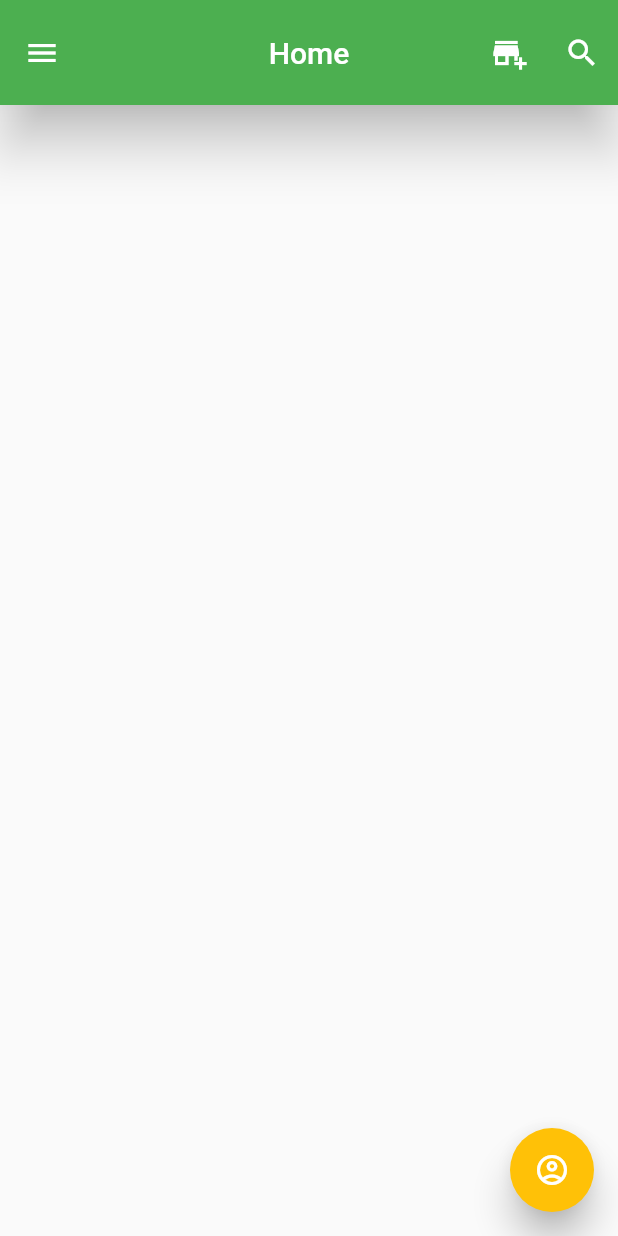
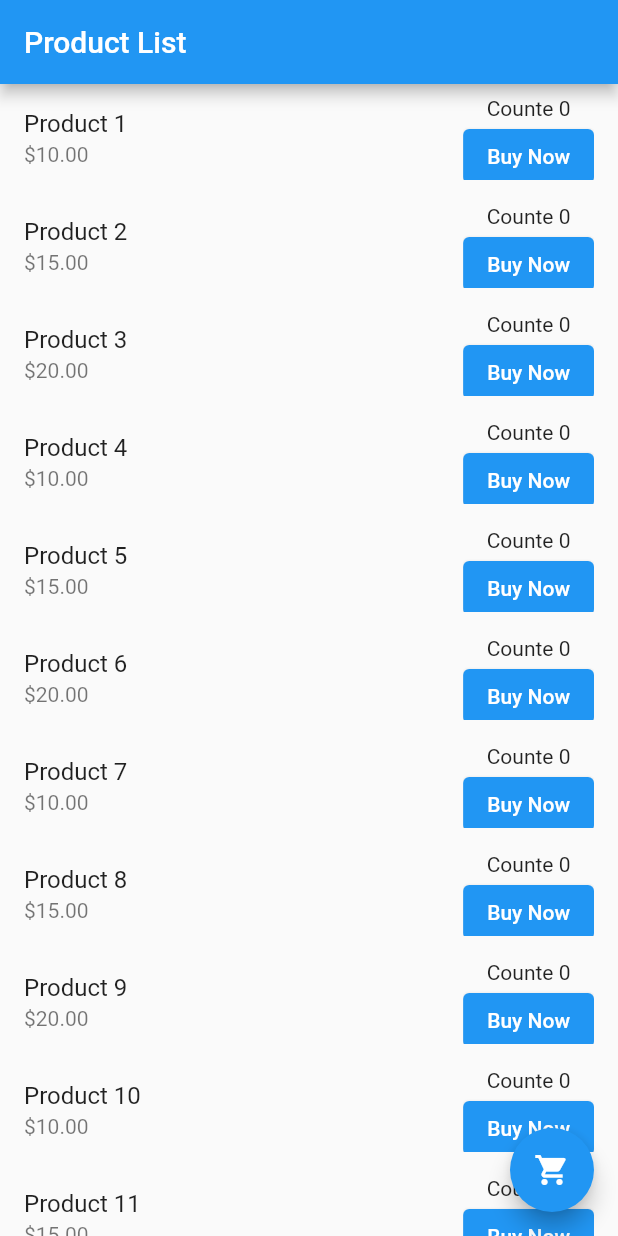
Before and after one commit to Dibratanath/Module_7, a Flutter app: the screen it shows after launch, on a phone screen of 412 x 824 dp. Run offline on Flutter 3.47's test engine with Material 2 defaults, Android fonts, the phone set to English and light mode, and no system bars.

Commit message:
Update main.dart

```diff
--- a/lib/main.dart
+++ b/lib/main.dart
@@ -1,54 +1,157 @@
 import 'package:flutter/material.dart';
 
-void main(){
-  runApp(const Myapp());
+void main() {
+  runApp(MyApp());
 }
-class Myapp extends StatelessWidget{
-  const Myapp({super.key});
+
+class Product {
+  final String name;
+  final double price;
+  int quantity;
+
+  Product(this.name, this.price, this.quantity);
+}
+
+class MyApp extends StatelessWidget {
+  @override
+  Widget build(BuildContext context) {
+    return MaterialApp(
+      home: ProductList(),
+    );
+  }
+}
+
+class ProductList extends StatefulWidget {
+  @override
+  _ProductListState createState() => _ProductListState();
+}
+
+class _ProductListState extends State<ProductList> {
+  // //List<Product> products = List.generate(20, (index) => Product("Product", 10.0, 0));
+  //   List<Product> products = List.generate(20, (index) => Product("Product s", 10.0, 0));
+  List<Product> productss = [
+    Product("Product 1", 10.0, 0),
+    Product("Product 2", 15.0, 0),
+    Product("Product 3", 20.0, 0),
+    Product("Product 4", 10.0, 0),
+    Product("Product 5", 15.0, 0),
+    Product("Product 6", 20.0, 0),
+    Product("Product 7", 10.0, 0),
+    Product("Product 8", 15.0, 0),
+    Product("Product 9", 20.0, 0),
+    Product("Product 10", 10.0, 0),
+    Product("Product 11", 15.0, 0),
+    Product("Product 12", 20.0, 0),
+    Product("Product 13", 10.0, 0),
+    Product("Product 14", 15.0, 0),
+    Product("Product 15", 20.0, 0),
+    Product("Product 16", 10.0, 0),
+    Product("Product 17", 15.0, 0),
+    Product("Product 18", 20.0, 0),
+    Product("Product 19", 15.0, 0),
+    Product("Product 20", 20.0, 0),
+  ];
 
   @override
   Widget build(BuildContext context) {
-    return  MaterialApp(
-       debugShowCheckedModeBanner: false,
-        theme: ThemeData(primarySwatch: Colors.green),
-        home: HomeActivity()
+    return Scaffold(
+      appBar: AppBar(
+        title: Text('Product List'),
 
+      ),
+      floatingActionButton: FloatingActionButton(
+        onPressed: () {
+          Navigator.push(
+            context,
+            MaterialPageRoute(
+              builder: (context) => CartPage(productss),
+            ),
+          );
+        },
+        child: Icon(Icons.shopping_cart)
+      ),
+      body: ListView.builder(
+        itemCount: productss.length,
+        itemBuilder: (context, index) {
+          final product = productss[index];
+          return ListTile(
+            title: Text('${product.name}'),
+            subtitle: Text('\$${product.price.toStringAsFixed(2)}'),
+            trailing: SingleChildScrollView(
+              child: Column(
+                mainAxisSize: MainAxisSize.min,
+                children: <Widget>[
+                  Text('Counte ${product.quantity}'),
+                  SizedBox(width: 10),
+                  ElevatedButton(
+                    onPressed: () {
+                      setState(() {
+                        product.quantity++;
+                        if (product.quantity == 5) {
+                          // Show the dialog when the counter reaches 5
+                          showDialog(
+                            context: context,
+                            builder: (BuildContext context) {
+                              return AlertDialog(
+                                title: Text('Congratulations!'),
+                                content: Text(
+                                    'You\'ve bought 5 ${product.name}!'),
+                                actions: <Widget>[
+                                  TextButton(
+                                    onPressed: () {
+                                      Navigator.of(context).pop();
+                                    },
+                                    child: Text('OK'),
+                                  ),
+                                ],
+                              );
+                            },
+                          );
+                        }
+                      });
+                    },
+                    child: Text('Buy Now'),
+                  ),
+                ],
+              ),
+            ),
+          );
+        },
+      ),
     );
-
   }
 }
-class HomeActivity extends StatelessWidget{
-  const HomeActivity({super.key});
 
-  MysnakBer(massage,context){
-    return ScaffoldMessenger.of(context).showSnackBar(
-      SnackBar(content: Text(massage))
-    );
+class CartPage extends StatelessWidget {
+  final List<Product> products;
+
+  CartPage(this.products);
+
+  int getTotalQuantity() {
+    int total = 0;
+    for (Product product in products) {
+      total += product.quantity;
+    }
+    return total;
   }
 
   @override
   Widget build(BuildContext context) {
     return Scaffold(
-      drawer: Drawer(),
       appBar: AppBar(
-        title: Text("Home"),
-        centerTitle: true,
-        toolbarHeight: 70,
-        elevation: 15,
-        actions: [
-          IconButton(onPressed: (){MysnakBer("I am a add_bisness",context);}, icon: Icon(Icons.add_business)),
-          IconButton(onPressed: (){MysnakBer("I am a search", context);}, icon: Icon(Icons.search)),
-        ],
+        title: Text('Cart'),
       ),
-      floatingActionButton: FloatingActionButton(
-        elevation: 10,
-        onPressed: () {
-          MysnakBer("I am a action button", context);
-        },
-        child: Icon(Icons.account_circle_outlined) ,
-        backgroundColor: Colors.amber,
+      body: Center(
+        child: Column(
+          mainAxisAlignment: MainAxisAlignment.center,
+          children: <Widget>[
+            Text(
+              'Total Products in Cart: ${getTotalQuantity()}',
+              style: TextStyle(fontSize: 20),
+            ),
+          ],
+        ),
       ),
     );
   }
-
 }
```
